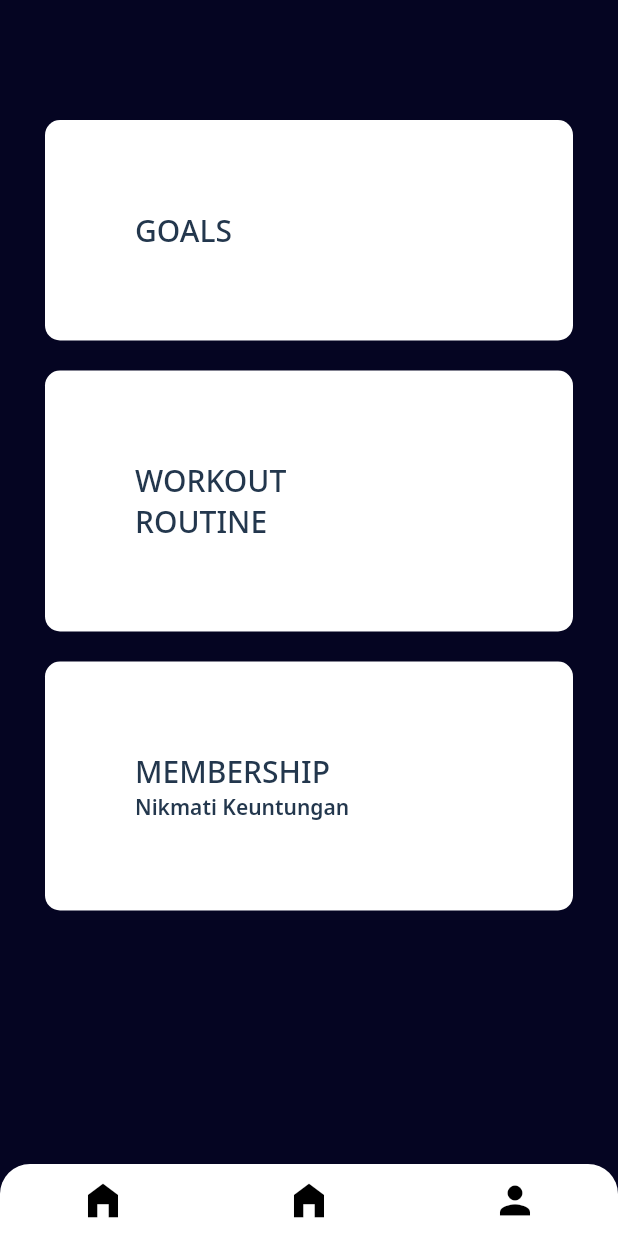
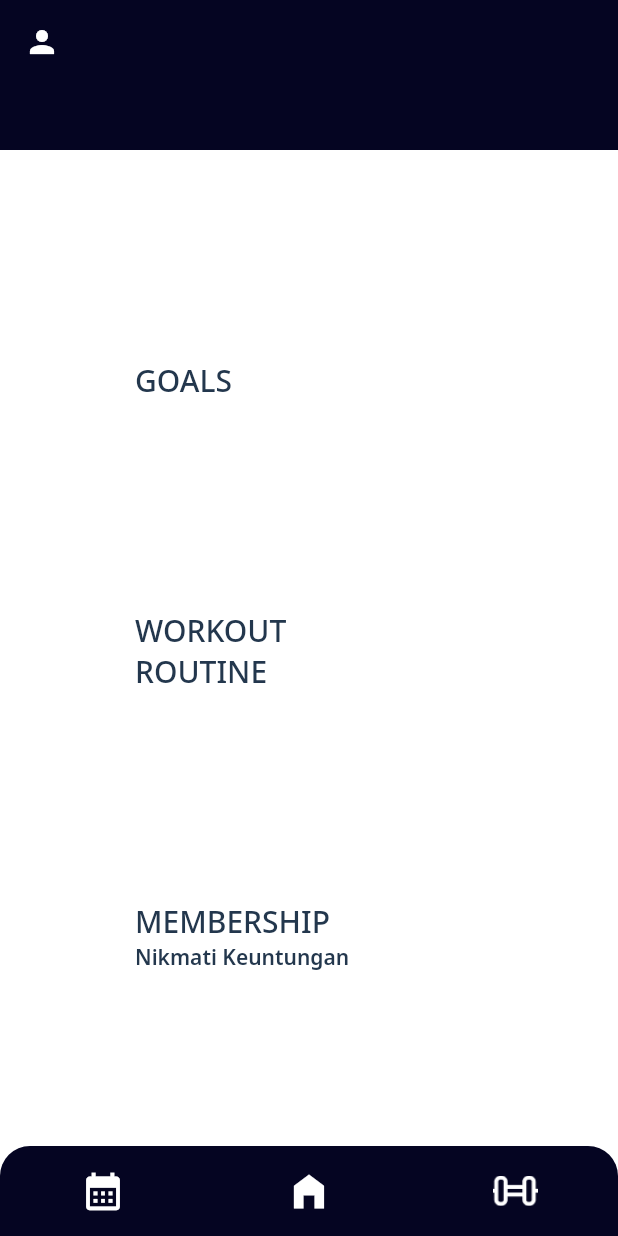
Before and after one commit to PMO-Kel7/Gymhouse, a Flutter app: the BtnNavBar screen opened directly, on a phone screen of 412 x 824 dp. Run offline on Flutter 3.47's test engine with Material 2 defaults, Android fonts, the phone set to English and light mode, and no system bars; our stand-ins replace firebase_auth, firebase_core, flutter_svg, google_fonts; accounts and stored records are empty.

Commit message:
Mengganti homepage ke Appbar

```diff
--- a/gymhouse_project/lib/Components/HomePages/file_navigation.dart
+++ b/gymhouse_project/lib/Components/HomePages/file_navigation.dart
@@ -24,7 +24,7 @@ class _BottomNavBarState extends State<BtnNavBar> {
   @override
   Widget build(BuildContext context) {
     return Scaffold(
-      backgroundColor: Colors.black,
+      backgroundColor: Color(0xFF050522),
       body: Stack(
         children: [
           _pages[_currentIndex],
@@ -32,9 +32,12 @@ class _BottomNavBarState extends State<BtnNavBar> {
             left: 0,
             right: 0,
             bottom: 0,
+            child: Align(
+              alignment: Alignment.bottomCenter,
               child: Container(
+                height: 60, // Tinggi Bottom Navigation Bar yang diperpanjang
                 decoration: const BoxDecoration(
-                color: Colors.white,
+                  color: Color(0xFF050522),
                   borderRadius: BorderRadius.only(
                     topRight: Radius.circular(20),
                     topLeft: Radius.circular(20),
@@ -50,9 +53,9 @@ class _BottomNavBarState extends State<BtnNavBar> {
                         });
                       },
                       icon: Icon(
-                      Icons.home_filled,
+                        Icons.calendar_month_sharp,
                         size: 30,
-                      color: Colors.black,
+                        color: Colors.white,
                       ),
                     ),
                     IconButton(
@@ -64,7 +67,7 @@ class _BottomNavBarState extends State<BtnNavBar> {
                       icon: Icon(
                         Icons.home_filled,
                         size: 30,
-                      color: Colors.black,
+                        color: Colors.white,
                       ),
                     ),
                     IconButton(
@@ -73,13 +76,15 @@ class _BottomNavBarState extends State<BtnNavBar> {
                           _currentIndex = 1;
                         });
                       },
-                    icon: Icon(
-                      Icons.person,
-                      size: 30,
-                      color: Colors.black,
+                      icon: Image.asset(
+                        'assets/icons/icon _gym weights bold_.png',
+                        width: 30,
+                        height: 30,
+                        color: Colors.white,
                       ),
                     ),
                   ],
+                ),
               ),
             ),
           ),
--- a/gymhouse_project/lib/Components/HomePages/homepage.dart
+++ b/gymhouse_project/lib/Components/HomePages/homepage.dart
@@ -1,13 +1,41 @@
 import 'package:flutter/material.dart';
+import 'package:gymhouse_project/Components/HomePages/profile.dart';
 import 'package:gymhouse_project/utils/constant.dart';
 
 class homepage extends StatelessWidget {
-  const homepage({super.key});
+  const homepage({Key? key}) : super(key: key);
 
   @override
   Widget build(BuildContext context) {
     return Scaffold(
-      backgroundColor: Color(0xFF050522),
+      backgroundColor: Colors.white,
+      appBar: PreferredSize(
+        preferredSize: Size.fromHeight(100),
+        child: AppBar(
+        backgroundColor: Color(0xFF050522),
+        elevation: 0,
+        title: Text(
+          '',
+          style: TextStyle(
+            fontSize: 20,
+            fontWeight: FontWeight.bold,
+            color: Colors.white,
+          ),
+        ),
+        leading:
+            IconButton(
+              icon: Icon(
+                Icons.person,
+                color: Colors.white,
+              ),
+              onPressed: () {
+    Navigator.push(
+      context,
+      MaterialPageRoute(builder: (context) => profile()));
+              },
+            ),
+      ),
+      ),
       body: Padding(
         padding: EdgeInsets.all(20),
         child: Column(
@@ -20,8 +48,9 @@ class homepage extends StatelessWidget {
               margin: EdgeInsets.only(left: 10, right: 10),
               padding: EdgeInsets.all(60.0),
               decoration: BoxDecoration(
-                  color: Colors.white,
-                  borderRadius: BorderRadius.circular(10.0)),
+                color: Colors.white,
+                borderRadius: BorderRadius.circular(10.0),
+              ),
               child: Column(
                 mainAxisAlignment: MainAxisAlignment.start,
                 crossAxisAlignment: CrossAxisAlignment.start,
@@ -41,8 +70,9 @@ class homepage extends StatelessWidget {
               margin: EdgeInsets.only(left: 10, right: 10),
               padding: EdgeInsets.all(60.0),
               decoration: BoxDecoration(
-                  color: Colors.white,
-                  borderRadius: BorderRadius.circular(10.0)),
+                color: Colors.white,
+                borderRadius: BorderRadius.circular(10.0),
+              ),
               child: Column(
                 mainAxisAlignment: MainAxisAlignment.start,
                 crossAxisAlignment: CrossAxisAlignment.start,
@@ -62,8 +92,9 @@ class homepage extends StatelessWidget {
               margin: EdgeInsets.only(left: 10, right: 10),
               padding: EdgeInsets.all(60.0),
               decoration: BoxDecoration(
-                  color: Colors.white,
-                  borderRadius: BorderRadius.circular(10.0)),
+                color: Colors.white,
+                borderRadius: BorderRadius.circular(10.0),
+              ),
               child: Column(
                 mainAxisAlignment: MainAxisAlignment.start,
                 crossAxisAlignment: CrossAxisAlignment.start,
--- a/gymhouse_project/lib/Components/HomePages/profile.dart
+++ b/gymhouse_project/lib/Components/HomePages/profile.dart
@@ -11,7 +11,8 @@ class profile extends StatelessWidget {
         .signOut()
         .then((value) {
       print("Signed Out");
-      Navigator.pushNamed(context, loginscreens.routeName);
+      Navigator.pushAndRemoveUntil(context, MaterialPageRoute(builder: (context) => loginscreens()), (Route<dynamic> route) =>false);
+      print("Ini logout ");
     }).catchError((error) {
       print("Error ${error.toString()}");
     });
```
Also changed, not shown: gymhouse_project/lib/main.dart (+30 -18 lines), gymhouse_project/assets/icons/icon _gym weights bold_.png (added), gymhouse_project/assets/icons/🦆 icon _gym weights bold_.svg (added), gymhouse_project/pubspec.yaml (line endings or trailing spaces), 19 other files. Lines whose indentation alone changed are shown as unchanged.
